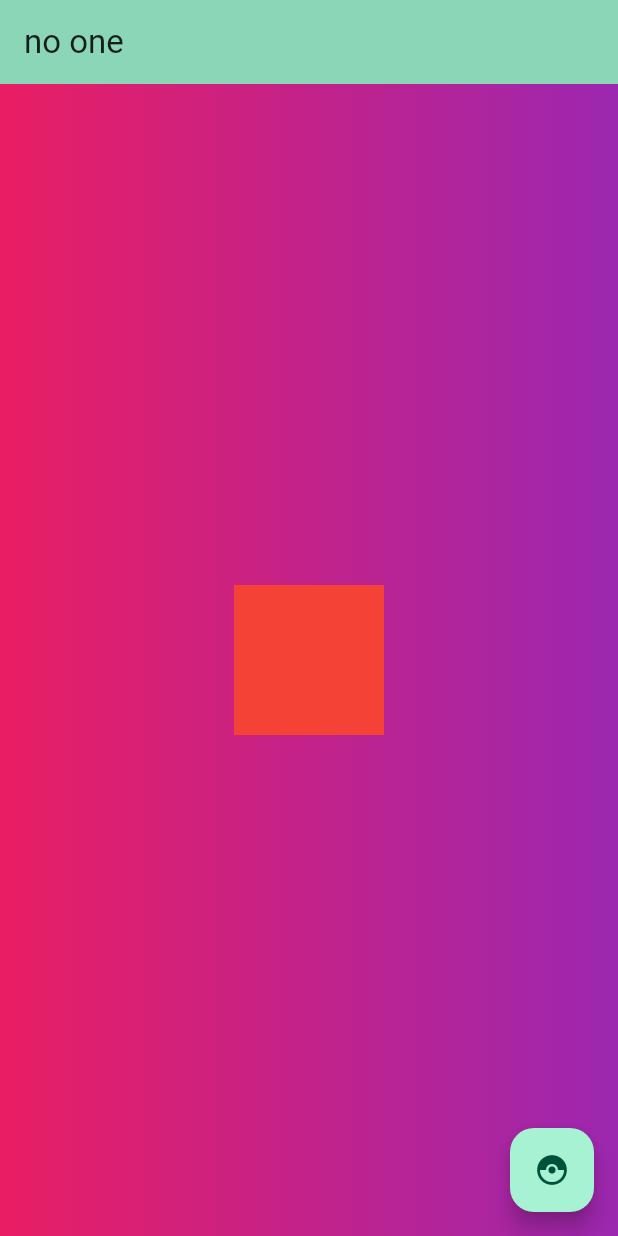
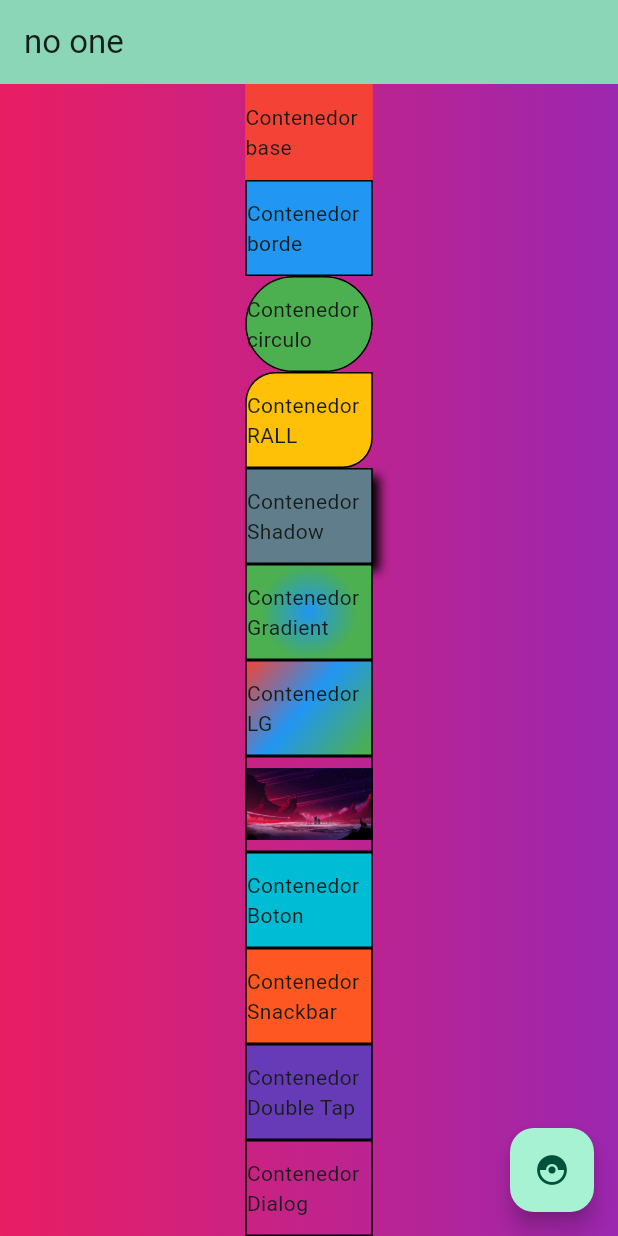
Before and after one commit to IvanRS9/first_flutter_app, a Flutter app: the screen it shows after launch, on a phone screen of 412 x 824 dp. Run offline on Flutter 3.47's test engine with Material 3 defaults, Android fonts, the phone set to English and light mode, and no system bars.

Commit message:
11 containers

```diff
--- /dev/null
+++ b/lib/components/bodycontainer.dart
@@ -0,0 +1,28 @@
+import 'package:flutter/material.dart';
+
+class BodyContainer extends StatelessWidget {
+  final Color firstColor;
+  final Color secondColor;
+  final List<Widget> content;
+
+  const BodyContainer(
+      {required this.firstColor,
+      required this.secondColor,
+      required this.content});
+
+  @override
+  Widget build(BuildContext context) {
+    return Container(
+      decoration: BoxDecoration(
+          gradient: LinearGradient(colors: [firstColor, secondColor])),
+      child: Center(
+        child: Column(
+          mainAxisAlignment: MainAxisAlignment.spaceEvenly,
+          children: content
+              .map((widget) => Expanded(child: Center(child: widget)))
+              .toList(),
+        ),
+      ),
+    );
+  }
+}
--- a/lib/components/container.dart
+++ /dev/null
@@ -1,17 +0,0 @@
-import 'package:flutter/material.dart';
-
-class ContainerItem extends StatelessWidget {
-  final Color color;
-
-  const ContainerItem({required this.color});
-
-  @override
-
-  Widget build(BuildContext context) {
-    return Container(
-      width: 100,
-      height: 100,
-      color: color,
-    );
-  }
-}
--- /dev/null
+++ b/lib/components/container2tap.dart
@@ -0,0 +1,36 @@
+import 'package:flutter/material.dart';
+
+class Container2tap extends StatelessWidget {
+  final Color color;
+  final String texto;
+  final double width;
+  final double height;
+  final double border;
+
+  const Container2tap({
+    required this.color,
+    required this.border,
+    required this.texto,
+    required this.width,
+    required this.height,
+  });
+
+  @override
+  Widget build(BuildContext context) {
+    return InkWell(
+      onDoubleTap: () {
+        ScaffoldMessenger.of(context)
+            .showSnackBar(SnackBar(content: Text("Contenedor Double Tap")));
+      },
+      child: Container(
+        width: width,
+        height: height,
+        decoration:
+            BoxDecoration(color: color, border: Border.all(width: border)),
+        child: Center(
+          child: Text(texto),
+        ),
+      ),
+    );
+  }
+}
--- /dev/null
+++ b/lib/components/containerbase.dart
@@ -0,0 +1,26 @@
+import 'package:flutter/material.dart';
+
+class ContainerBase extends StatelessWidget {
+  final Color color;
+  final double width;
+  final double height;
+  final String texto;
+
+  const ContainerBase(
+      {
+      required this.color,
+      required this.width,
+      required this.height,
+      required this.texto});
+
+  @override
+  Widget build(BuildContext context) {
+    return Container(
+      width: width,
+      height: height,
+      decoration:
+          BoxDecoration(color: color),
+      child: Center(child: Text(texto),)
+    );
+  }
+}
--- /dev/null
+++ b/lib/components/containerborder.dart
@@ -0,0 +1,28 @@
+import 'package:flutter/material.dart';
+
+class ContainerBorder extends StatelessWidget {
+  final Color color;
+  final double width;
+  final double height;
+  final double border;
+  final String texto;
+
+  const ContainerBorder(
+      {
+      required this.color,
+      required this.width,
+      required this.height,
+      required this.border,
+      required this.texto});
+
+  @override
+  Widget build(BuildContext context) {
+    return Container(
+      width: width,
+      height: height,
+      decoration:
+          BoxDecoration(color: color, border: Border.all(width: border)),
+      child: Center(child: Text(texto),)
+    );
+  }
+}
--- /dev/null
+++ b/lib/components/containerbsnack.dart
@@ -0,0 +1,34 @@
+import 'package:flutter/material.dart';
+
+class ContainerBSnack extends StatelessWidget {
+  final Color color;
+  final String text;
+  final double width;
+  final double height;
+  final double border;
+
+  const ContainerBSnack({
+    required this.color,
+    required this.text,
+    required this.width,
+    required this.height,
+    required this.border,
+  });
+
+  @override
+  Widget build(BuildContext context) {
+    return InkWell(
+      onTap: () {
+        ScaffoldMessenger.of(context).showSnackBar(
+            SnackBar(content: Text("Mensaje de SnackBar - Contenedor Snack")));
+      },
+      child: Container(
+        width: width,
+        height: height,
+        decoration:
+            BoxDecoration(color: color, border: Border.all(width: border)),
+        child: Center(child: Text(text)),
+      ),
+    );
+  }
+}
--- /dev/null
+++ b/lib/components/containerbutton.dart
@@ -0,0 +1,34 @@
+import 'package:flutter/material.dart';
+
+class ContainerButton extends StatelessWidget {
+  final String text;
+  final Color color;
+  final double width;
+  final double height;
+  final double border;
+
+  const ContainerButton({
+    required this.color,
+    required this.text,
+    required this.width,
+    required this.height,
+    required this.border,
+  });
+
+  @override
+  Widget build(BuildContext context) {
+    return InkWell(
+      onTap: () => print('Button pressed'),
+      child: Container(
+        width: width,
+        height: height,
+        decoration: BoxDecoration(
+          color: color,
+          border: Border.all(width: border)
+        ),
+        child: Center(child: Text(text),),
+      ),
+
+    );
+  }
+}
--- /dev/null
+++ b/lib/components/containergradient.dart
@@ -0,0 +1,38 @@
+import 'package:flutter/material.dart';
+
+class ContainerGradient extends StatelessWidget {
+  final String texto;
+  final double width;
+  final double height;
+  final double border;
+  final double radius;
+  final Color firstColor;
+  final Color secondColor;
+
+  const ContainerGradient({
+    required this.texto,
+    required this.width,
+    required this.height,
+    required this.border,
+    required this.radius,
+    required this.firstColor,
+    required this.secondColor,
+  });
+
+  @override
+  Widget build(BuildContext context) {
+    return Container(
+      width: width,
+      height: height,
+      decoration: BoxDecoration(
+          border: Border.all(width: border),
+          gradient: RadialGradient(
+              center: Alignment.center,
+              radius: radius,
+              colors: [firstColor, secondColor])),
+      child: Center(
+        child: Text(texto),
+      ),
+    );
+  }
+}
--- /dev/null
+++ b/lib/components/containerimg.dart
@@ -0,0 +1,29 @@
+import 'package:flutter/material.dart';
+
+class ContainerImg extends StatelessWidget {
+  final double width;
+  final double height;
+  final double border;
+  final String img;
+
+  const ContainerImg({
+    required this.width,
+    required this.height,
+    required this.border,
+    required this.img,
+  });
+
+  @override
+  Widget build(BuildContext context) {
+    return Container(
+      width: width,
+      height: height,
+      decoration: BoxDecoration(
+        border: Border.all(width: border),
+        image: DecorationImage(
+          image: AssetImage(img),
+        )
+      ),
+    );
+  }
+}
--- /dev/null
+++ b/lib/components/containerlinealg.dart
@@ -0,0 +1,40 @@
+import 'package:flutter/material.dart';
+
+class ContainerLinealG extends StatelessWidget {
+  final String texto;
+  final double width;
+  final double height;
+  final double border;
+  final List<Color> color;
+  final double end1;
+  final double end2;
+
+  const ContainerLinealG({
+    required this.texto,
+    required this.width,
+    required this.height,
+    required this.border,
+    required this.color,
+    required this.end1,
+    required this.end2,
+  });
+
+  @override
+  Widget build(BuildContext context) {
+    return Container(
+      width: width,
+      height: height,
+      decoration: BoxDecoration(
+        border: Border.all(width: border),
+        gradient: LinearGradient(
+          begin: Alignment.topLeft,
+          end: Alignment(end1, end2),
+          colors: color,
+        )
+      ),
+      child: Center(
+        child: Text(texto),
+      ),
+    );
+  }
+}
--- /dev/null
+++ b/lib/components/containerradius.dart
@@ -0,0 +1,33 @@
+import 'package:flutter/material.dart';
+
+class ContainerRadius extends StatelessWidget {
+  final Color color;
+  final String texto;
+  final double width;
+  final double height;
+  final double border;
+  final double radius;
+
+  const ContainerRadius(
+      {required this.color,
+      required this.texto,
+      required this.width,
+      required this.height,
+      required this.border,
+      required this.radius});
+
+  @override
+  Widget build(BuildContext context) {
+    return Container(
+      width: width,
+      height: height,
+      decoration: BoxDecoration(
+          color: color,
+          border: Border.all(width: border),
+          borderRadius: BorderRadius.circular(radius)),
+      child: Center(
+        child: Text(texto),
+      ),
+    );
+  }
+}
--- /dev/null
+++ b/lib/components/containerradiusall.dart
@@ -0,0 +1,38 @@
+import 'package:flutter/material.dart';
+
+class ContainerRadiusAll extends StatelessWidget {
+  final Color color;
+  final String texto;
+  final double width;
+  final double height;
+  final double border;
+  final double radiusleft;
+  final double radiusright;
+
+  const ContainerRadiusAll({
+    required this.color,
+    required this.texto,
+    required this.width,
+    required this.height,
+    required this.border,
+    required this.radiusleft,
+    required this.radiusright,
+  });
+
+  @override
+  Widget build(BuildContext context) {
+    return Container(
+      width: width,
+      height: height,
+      decoration: BoxDecoration(
+          color: color,
+          border: Border.all(width: border),
+          borderRadius: BorderRadius.only(
+              topLeft: Radius.circular(radiusleft),
+              bottomRight: Radius.circular(radiusright))),
+      child: Center(
+        child: Text(texto),
+      ),
+    );
+  }
+}
--- /dev/null
+++ b/lib/components/containershadow.dart
@@ -0,0 +1,46 @@
+import 'package:flutter/material.dart';
+
+class ContainerShadow extends StatelessWidget {
+  final Color color;
+  final String texto;
+  final double width;
+  final double height;
+  final double border;
+  final Color colorshadow;
+  final double off1;
+  final double off2;
+  final double blurradius;
+
+  const ContainerShadow({
+    required this.color,
+    required this.texto,
+    required this.width,
+    required this.height,
+    required this.border,
+    required this.colorshadow,
+    required this.off1,
+    required this.off2,
+    required this.blurradius,
+  });
+
+  @override
+  Widget build(BuildContext context) {
+    return Container(
+      width: width,
+      height: height,
+      decoration: BoxDecoration(
+          color: color,
+          border: Border.all(width: border),
+          boxShadow: [
+            BoxShadow(
+              color: colorshadow,
+              offset: Offset(off1, off2),
+              blurRadius: blurradius,
+            )
+          ]),
+      child: Center(
+        child: Text(texto),
+      ),
+    );
+  }
+}
--- /dev/null
+++ b/lib/components/containershowimg.dart
@@ -0,0 +1,51 @@
+import 'package:flutter/material.dart';
+
+class ContainerShowImg extends StatelessWidget {
+  final String img;
+  final String texto;
+  final double width;
+  final double height;
+  final double border;
+  final Color color;
+
+  const ContainerShowImg({
+    required this.border,
+    required this.color,
+    required this.img,
+    required this.texto,
+    required this.width,
+    required this.height,
+  });
+
+  @override
+  Widget build(BuildContext context) {
+    return InkWell(
+      onTap: () {
+        AlertDialog(
+          title: Text('Dialog del contenedor'),
+          content: const SingleChildScrollView(
+            child: Text('Este es el texto del dialog'),
+          ),
+          actions: <Widget>[
+            TextButton(
+              child: const Text("Cerrar"),
+              onPressed: () {
+                Navigator.of(context).pop();
+              },
+            )
+          ]
+        );
+      },
+      child: Container(
+        width: width,
+        height: height,
+        decoration: BoxDecoration(
+          border: Border.all(width: border)
+        ),
+        child: Center(
+          child: Text(texto)
+        ),
+      )
+    );
+  }
+}
--- a/lib/main.dart
+++ b/lib/main.dart
@@ -1,5 +1,19 @@
+import 'package:flutter/cupertino.dart';
 import 'package:flutter/material.dart';
-import './components/container.dart';
+import 'package:flutter/widgets.dart';
+import 'components/containerbase.dart';
+import 'components/bodycontainer.dart';
+import 'components/containerborder.dart';
+import 'components/containerradius.dart';
+import 'components/containerradiusall.dart';
+import 'components/containershadow.dart';
+import 'components/containergradient.dart';
+import 'components/containerlinealg.dart';
+import 'components/containerimg.dart';
+import 'components/containerbutton.dart';
+import 'components/containerbsnack.dart';
+import 'components/container2tap.dart';
+import 'components/containershowimg.dart';
 
 void main() {
   runApp(const MyApp());
@@ -89,32 +103,37 @@ class _MyHomePageState extends State<MyHomePage> {
         // the App.build method, and use it to set our appbar title.
         title: Text(widget.title),
       ),
-      body: Container(
-        decoration: BoxDecoration(
-            gradient: LinearGradient(colors: [Colors.pink, Colors.purple])),
-        child: Center(
+      body: const BodyContainer(
+        firstColor: Colors.pink,
+        secondColor: Colors.purple,
+        content: [
+          ContainerBase(color: Colors.red,height: 85, width: 85, texto: "Contenedor base",),
+          ContainerBorder(color: Colors.blue, height: 85, width: 85, texto: "Contenedor borde", border: 1,),
+          ContainerRadius(color: Colors.green, texto: "Contenedor circulo", width: 85, height: 85, border: 1, radius: 50),
+          ContainerRadiusAll(color: Colors.amber, texto: "Contenedor RALL", width: 85, height: 85, border: 1, radiusleft: 20, radiusright: 20),
+          ContainerShadow(color: Colors.blueGrey, texto: "Contenedor Shadow", width: 85, height: 85, border: 1, colorshadow: Colors.black, off1: 5, off2: 5, blurradius: 5),
+          ContainerGradient(texto: "Contenedor Gradient", width: 85, height: 85, border: 1, radius: 0.5, firstColor: Colors.blue, secondColor: Colors.green),
+          ContainerLinealG(texto: "Contenedor LG", width: 85, height: 85, border: 1, color: [Colors.red, Colors.blue, Colors.green], end1: 0.8, end2: 1),
+          ContainerImg(width: 85, height: 85, border: 1, img: "assets/wallpaper.jpg"),
+          ContainerButton(color: Colors.cyan, text: "Contenedor Boton", width: 85, height: 85, border: 1),
+          ContainerBSnack(color: Colors.deepOrange, text: "Contenedor Snackbar", width: 85, height: 85, border: 1),
+          Container2tap(color: Colors.deepPurple, border: 1, texto: "Contenedor Double Tap", width: 85, height: 85),
+          ContainerShowImg(border: 1, color: Colors.indigo, img: "assets/wallpaper.jpg", texto: "Contenedor Dialog", width: 85, height: 85),
+        ],
+      ),
+      // body: Container(
+      //   decoration: const BoxDecoration(
+      //       gradient: LinearGradient(colors: [Colors.pink, Colors.purple])),
+      //   child: const Center(
           // Center is a layout widget. It takes a single child and positions it
           // in the middle of the parent.
-          child: Column(
-            // Column is also a layout widget. It takes a list of children and
-            // arranges them vertically. By default, it sizes itself to fit its
-            // children horizontally, and tries to be as tall as its parent.
-            //
-            // Column has various properties to control how it sizes itself and
-            // how it positions its children. Here we use mainAxisAlignment to
-            // center the children vertically; the main axis here is the vertical
-            // axis because Columns are vertical (the cross axis would be
-            // horizontal).
-            //
-            // TRY THIS: Invoke "debug painting" (choose the "Toggle Debug Paint"
-            // action in the IDE, or press "p" in the console), to see the
-            // wireframe for each widget.
-            mainAxisAlignment: MainAxisAlignment.spaceEvenly,
-            children: <Widget>[
-              ContainerItem(color: Colors.red),
-              // const Text(
-              //   'You have pushed the button this many times:',
-              // ),
+      //     child: Column(
+      //       mainAxisAlignment: MainAxisAlignment.spaceEvenly,
+      //       children: <Widget>[
+      //         ContainerItem(color: Colors.red),
+      //         Text(
+      //           'Contenedores',
+      //         ),
       // Text(
       //   '$_counter',
       //   style: Theme.of(context).textTheme.headlineMedium,
@@ -177,10 +196,10 @@ class _MyHomePageState extends State<MyHomePage> {
       //           image: AssetImage("assets/wallpaper.jpg"))),
       // ),
       // )
-            ],
-          ),
-        ),
-      ),
+      //       ],
+      //     ),
+      //   ),
+      // ),
       floatingActionButton: FloatingActionButton(
         onPressed: _incrementCounter,
         tooltip: 'Increment',
```
Also changed, not shown: lib/components/ButtonTap.dart (deleted). Lines whose indentation alone changed are shown as unchanged.
